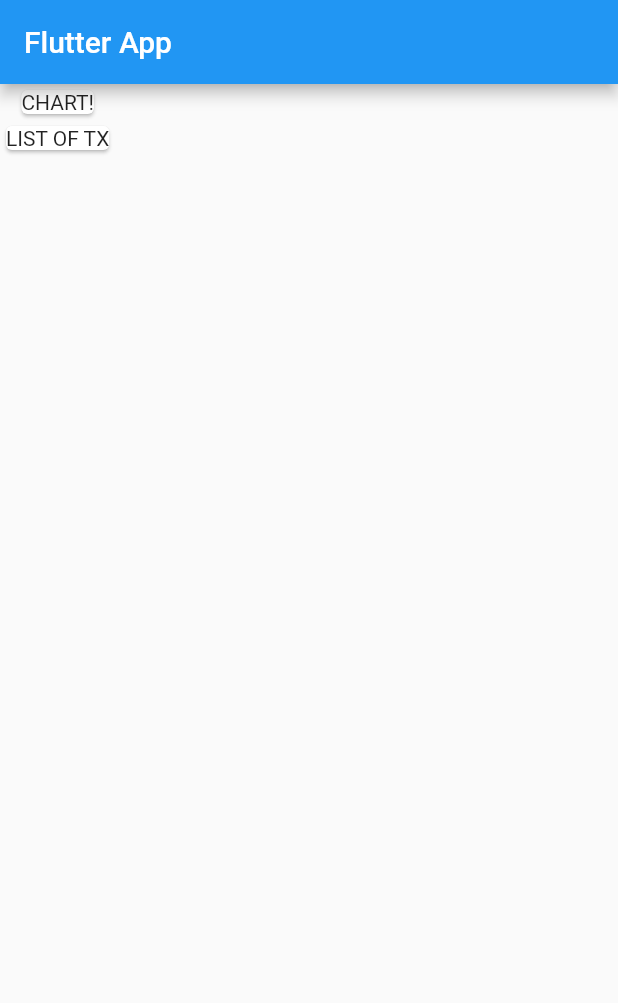
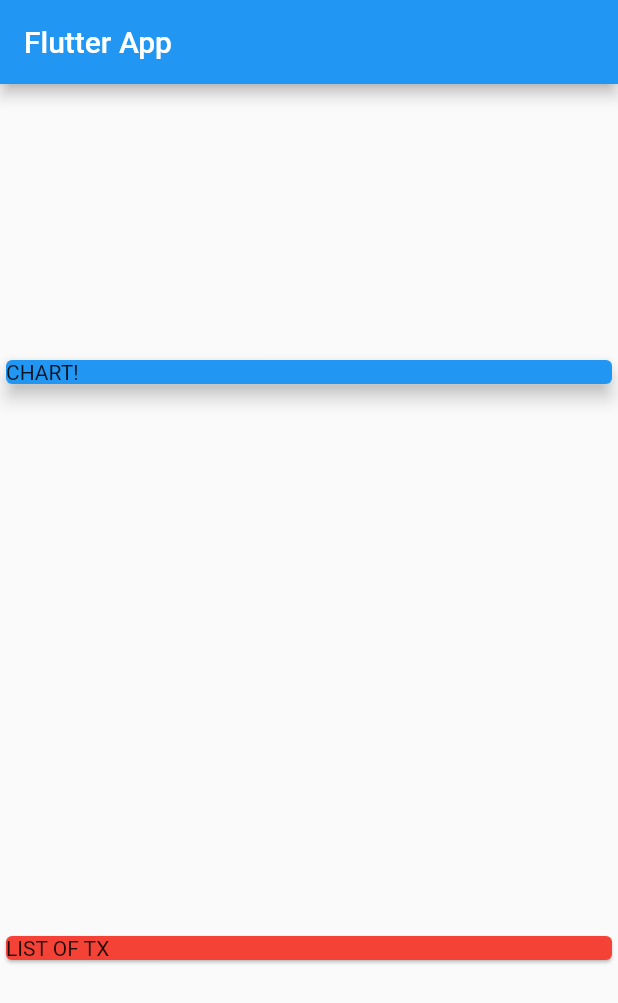
Before and after one commit to suranartnc/flutter-study, a Flutter app: the screen it shows after launch, on a phone screen of 412 x 824 dp. Shown: the top 1003 px of the screen. Run offline on Flutter 3.47's test engine with Material 2 defaults, Android fonts, the phone set to English and light mode, and no system bars.

Commit message:
Add column alignment

```diff
--- a/personalExpenseApp/lib/main.dart
+++ b/personalExpenseApp/lib/main.dart
@@ -15,11 +15,21 @@ class MyHomePage extends StatelessWidget {
     return Scaffold(
         appBar: AppBar(title: Text('Flutter App')),
         body: Column(
+          // Column's width = Children' width
+          mainAxisAlignment: MainAxisAlignment.spaceAround,
+          crossAxisAlignment: CrossAxisAlignment.stretch,
           children: <Widget>[
-            Card(
-              child: Text('CHART!'),
+            Container(
+              width: double.infinity,
+              child: Card(
+                // Card's width = Parent's width
+                color: Colors.blue,
+                child: Container(child: Text('CHART!')),
+                elevation: 5,
+              ),
             ),
             Card(
+              color: Colors.red,
               child: Text('LIST OF TX'),
             )
           ],
```
